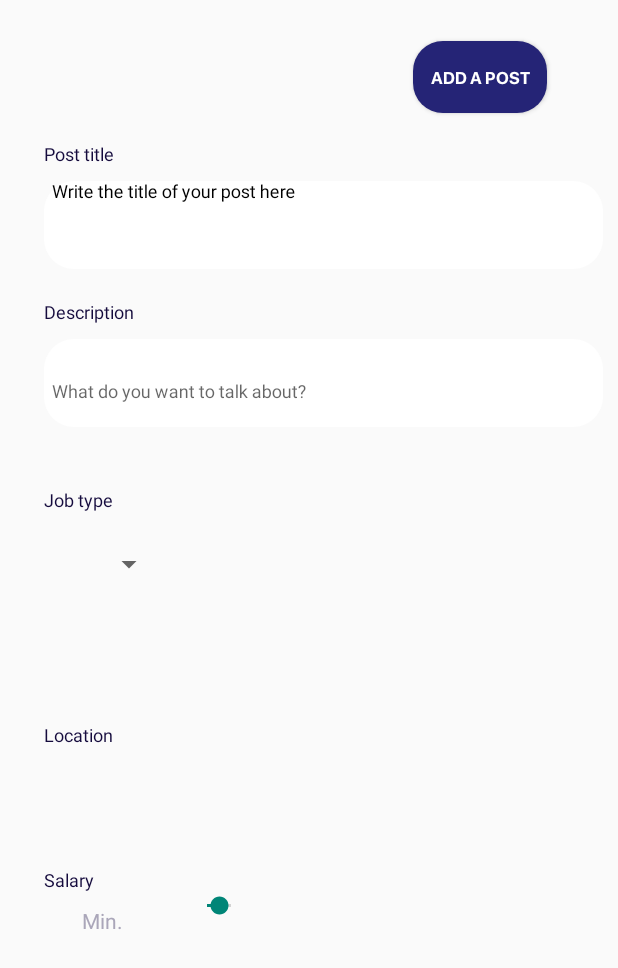
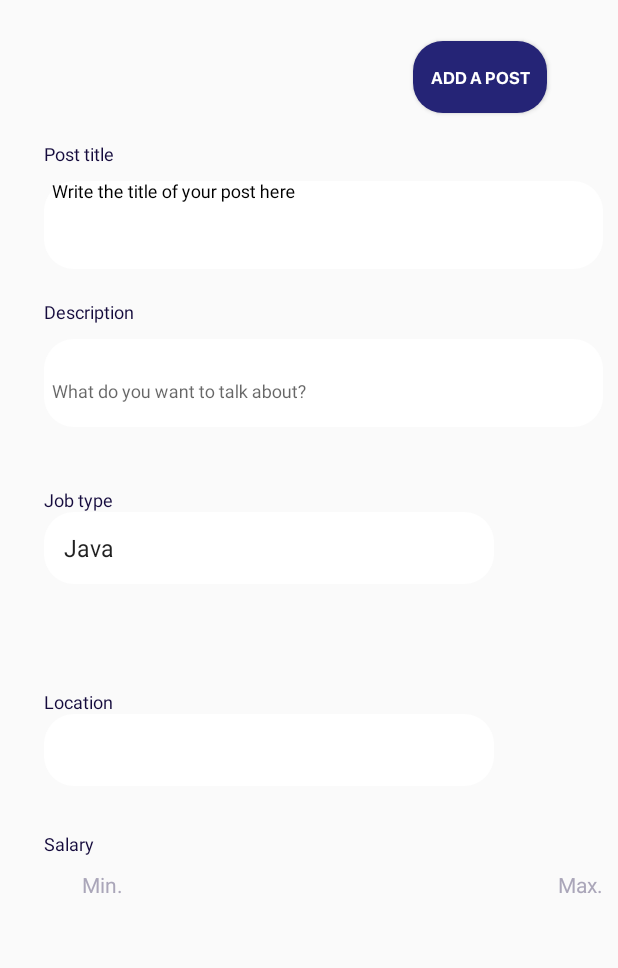
Before and after one commit to tusharsh21/Shramik-UI, an Android app: the screen it shows after launch (MainActivity), on a phone screen of 412 x 824 dp. Shown: the top 968 px of the screen. Run offline under Robolectric (Android 15) with nearby library versions, the phone set to English and light mode, and no system bars.

Commit message:
Dropdown addition

```diff
--- a/app/src/main/java/com/example/notification/MainActivity.kt
+++ b/app/src/main/java/com/example/notification/MainActivity.kt
@@ -2,10 +2,39 @@ package com.example.notification
 
 import androidx.appcompat.app.AppCompatActivity
 import android.os.Bundle
+import android.view.View
+import android.widget.AdapterView
+import android.widget.ArrayAdapter
+import android.widget.Spinner
+import android.widget.Toast
 
 class MainActivity : AppCompatActivity() {
     override fun onCreate(savedInstanceState: Bundle?) {
         super.onCreate(savedInstanceState)
         setContentView(R.layout.activity_main)
+
+        val languages = resources.getStringArray(R.array.Languages)
+
+        // access the spinner
+        val spinner = findViewById<Spinner>(R.id.spinner)
+        if (spinner != null) {
+            val adapter = ArrayAdapter(this,
+                android.R.layout.simple_spinner_item, languages)
+            spinner.adapter = adapter
+
+            spinner.onItemSelectedListener = object :
+                AdapterView.OnItemSelectedListener {
+                override fun onItemSelected(parent: AdapterView<*>,
+                                            view: View, position: Int, id: Long) {
+                    Toast.makeText(this@MainActivity,
+                        getString(R.string.selected_item) + " " +
+                                "" + languages[position], Toast.LENGTH_SHORT).show()
+                }
+
+                override fun onNothingSelected(parent: AdapterView<*>) {
+                    // write code to perform some action
+                }
+            }
+        }
     }
 }
--- a/app/src/main/res/layout/activity_main.xml
+++ b/app/src/main/res/layout/activity_main.xml
@@ -109,6 +109,7 @@
 
 
         <TextView
+            android:id="@+id/txtView"
             android:layout_width="wrap_content"
             android:layout_height="wrap_content"
             android:text="Job type"
@@ -121,17 +122,17 @@
 
         </TextView>
 
+        <Spinner
+            android:id="@+id/spinner"
+            android:layout_width="wrap_content"
+            android:layout_height="wrap_content"
+            android:layout_alignBottom="@id/txtView"
+            android:minHeight="48dp"
+            android:layout_marginLeft="29dp"
+            android:padding="5dp"
+            android:background="@drawable/box"/>
 
-        <Spinner
-            android:id="@+id/coursesspinner"
-            android:layout_height="50dp"
-            android:layout_width="100dp"
-            android:layout_marginEnd="10dp"
-            android:layout_marginStart="10dp"
-            android:layout_marginBottom="10dp"
-            android:layout_marginTop="10dp"
-            app:layout_constraintStart_toStartOf="parent"
-            app:layout_constraintTop_toTopOf="parent"/>
+
 
         <TextView
             android:layout_width="wrap_content"
@@ -147,6 +148,18 @@
         </TextView>
 
 
+        <Spinner
+            android:id="@+id/spinner2"
+            android:layout_width="wrap_content"
+            android:layout_height="wrap_content"
+            android:layout_alignBottom="@id/txtView"
+            android:minHeight="48dp"
+            android:layout_marginLeft="29dp"
+            android:padding="5dp"
+            android:background="@drawable/box"/>
+
+
+
         <TextView
             android:layout_width="wrap_content"
             android:layout_height="wrap_content"
@@ -154,7 +167,7 @@
             android:textColor="@color/blue_text"
             app:layout_constraintStart_toStartOf="parent"
             app:layout_constraintTop_toTopOf="parent"
-            android:layout_marginTop="80dp"
+            android:layout_marginTop="30dp"
             android:layout_marginLeft="29dp"
             android:textSize="12sp">
 
@@ -187,13 +200,6 @@
                 android:layout_width="wrap_content"
                 android:layout_height="wrap_content"/>
 
-            <SeekBar
-                android:id="@+id/seekBar"
-                android:max="100"
-                android:progress="50"
-                android:layout_width="match_parent"
-                android:layout_height="wrap_content"/>
-
 
 
             <TextView
@@ -210,10 +216,9 @@
         </LinearLayout>
 
 
+
+
     </LinearLayout>
 
 
-
-
-
 </androidx.constraintlayout.widget.ConstraintLayout>
--- a/app/src/main/res/values/strings.xml
+++ b/app/src/main/res/values/strings.xml
@@ -1,3 +1,14 @@
 <resources>
     <string name="app_name">Notification</string>
+        <string name="selected_item">Selected item:</string>
+
+        <string-array name="Languages">
+            <item>Java</item>
+            <item>Kotlin</item>
+            <item>Swift</item>
+            <item>Python</item>
+            <item>Scala</item>
+            <item>Perl</item>
+        </string-array>
+
 </resources>
```
Also changed, not shown: app/build.gradle (line endings or trailing spaces).
